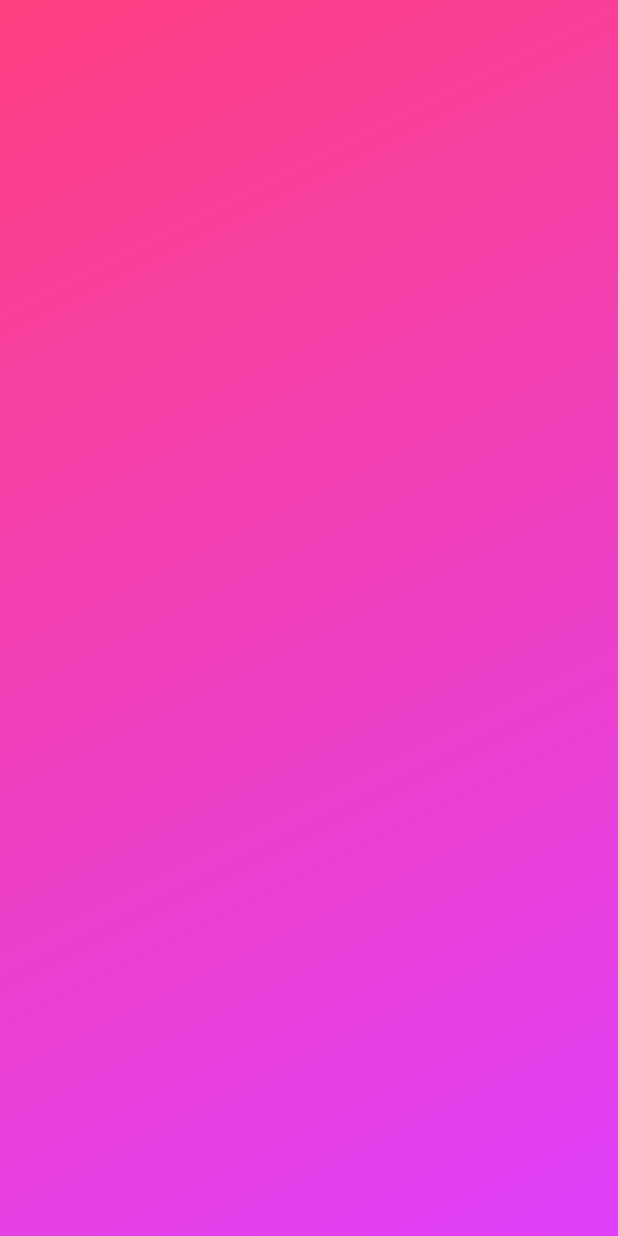
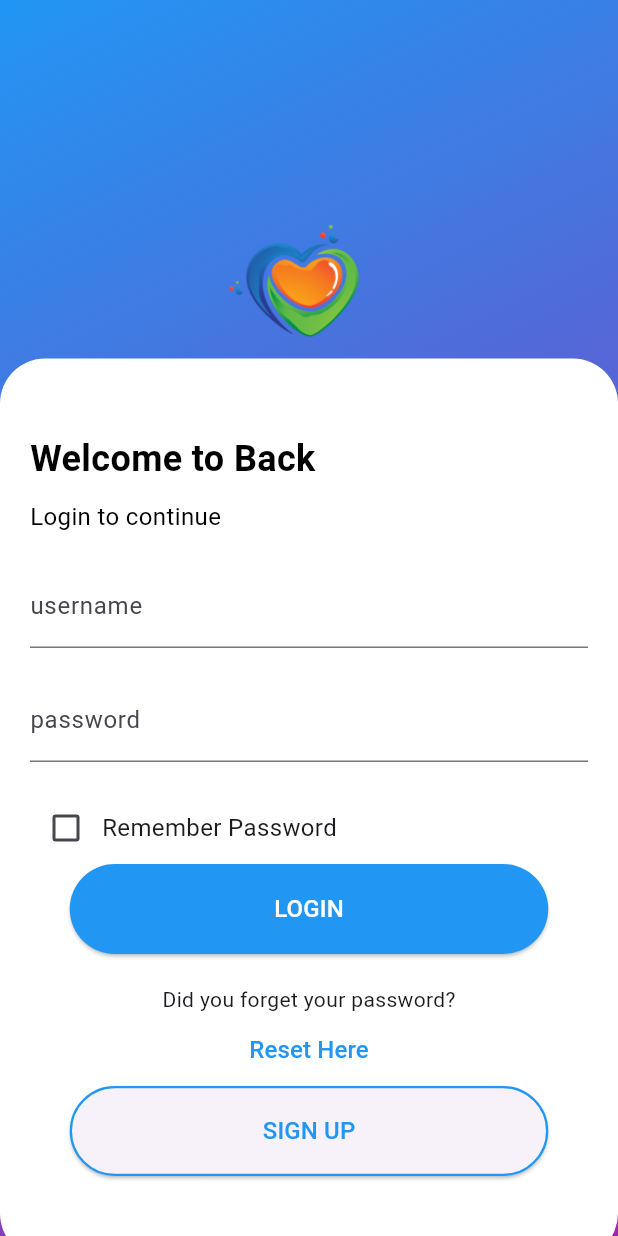
Before and after one commit to nguynbao/Dating_App_Mobile, a Flutter app: the screen it shows after launch, on a phone screen of 412 x 824 dp. Run offline on Flutter 3.47's test engine with Material 3 defaults, Android fonts, the phone set to English and light mode, and no system bars.

Commit message:
done Login

```diff
--- a/Fontend/lib/features/home/view/Login/Login.dart
+++ b/Fontend/lib/features/home/view/Login/Login.dart
@@ -8,20 +8,168 @@ class Login extends StatefulWidget {
 }
 
 class _LoginState extends State<Login> {
+  bool _rememberPassword = false; // Biến để lưu trạng thái checkbox
   @override
   Widget build(BuildContext context) {
     return Scaffold(
-      body: Container(
+      body: Stack(
+        children: [
+          Container(
             decoration: BoxDecoration(
               gradient: LinearGradient(
                 colors: [
-              Colors.pinkAccent,
-              Colors.purpleAccent,
-            ],
+                  Colors.blue.shade500,
+                  Colors.purple.shade500,
+                ], // Tùy chỉnh màu nền gradient
                 begin: Alignment.topLeft,
                 end: Alignment.bottomRight,
               ),
             ),
-    ));
+          ),
+          Positioned(
+            top: 150,
+            left: 20,
+            right: 20,
+            child: Center(
+              child: Image.asset(
+                'assets/images/Logo_main.png',
+                width: 170,
+                height: 113,
+              ),
+            ),
+          ),
+          Positioned(
+            bottom: -15,
+            left: 0,
+            right: 0,
+            child: Container(
+              width: double.infinity,
+              height: 600,
+              decoration: BoxDecoration(
+                color: Colors.white,
+                borderRadius: BorderRadius.circular(30),
+              ),
+              child: Padding(
+                padding: const EdgeInsets.only(top: 50, left: 20, right: 20),
+                child: Column(
+                  mainAxisAlignment: MainAxisAlignment.start,
+                  crossAxisAlignment: CrossAxisAlignment.start,
+                  children: <Widget>[
+                    const Text(
+                      'Welcome to Back',
+                      style: TextStyle(
+                        fontSize: 24,
+                        fontWeight: FontWeight.bold,
+                        color: Colors.black,
+                      ),
+                    ),
+                    const SizedBox(height: 10),
+                    Text(
+                      'Login to continue',
+                      style: TextStyle(fontSize: 16, color: Colors.black),
+                    ),
+                    const SizedBox(height: 20),
+                    TextField(
+                      decoration: InputDecoration(
+                        labelText: 'username',
+                        border: null,
+                      ),
+                    ),
+                    const SizedBox(height: 20),
+                    TextField(
+                      decoration: InputDecoration(
+                        labelText: 'password',
+                        border: null,
+                      ),
+                    ),
+                    const SizedBox(height: 20),
+                    Row(
+                      children: [
+                        Checkbox(
+                          value: _rememberPassword,
+                          onChanged: (bool? newValue) {
+                            setState(() {
+                              _rememberPassword = newValue!;
+                            });
+                          },
+                        ),
+                        const Text(
+                          'Remember Password',
+                          style: TextStyle(fontSize: 16),
+                        ),
+                      ],
+                    ),
+                    Center(
+                      child: ElevatedButton(
+                        onPressed: () {
+                          // Xử lý sự kiện khi nút được nhấn
+                        },
+                        style: ElevatedButton.styleFrom(
+                          minimumSize: const Size(319, 60),
+                          backgroundColor: Colors.blue.shade500,
+                          shape: RoundedRectangleBorder(
+                            borderRadius: BorderRadius.circular(30),
+                          ),
+                        ),
+                        child: Text(
+                          'LOGIN',
+                          style: TextStyle(fontSize: 16, color: Colors.white),
+                        ),
+                      ),
+                    ),
+
+                    const SizedBox(height: 20),
+                    Center(
+                      child: Column(
+                        children: [
+                          Text("Did you forget your password?"),
+                          TextButton(
+                            onPressed: () {
+                              // Xử lý sự kiện khi nút được nhấn
+                            },
+                            child: Text(
+                              'Reset Here',
+                              style: TextStyle(
+                                fontSize: 16,
+                                color: Colors.blue.shade500,
+                              ),
+                            ),
+                          ),
+                        ],
+                      ),
+                    ),
+
+                    Center(
+                      child: ElevatedButton(
+                        onPressed: () {
+                          // Xử lý sự kiện khi nút được nhấn
+                        },
+                        style: ElevatedButton.styleFrom(
+                          minimumSize: const Size(319, 60),
+                          shape: RoundedRectangleBorder(
+                            side: const BorderSide(
+                              color: Colors.blue,
+                              width: 1.5,
+                            ),
+                            borderRadius: BorderRadius.circular(30),
+                          ),
+                        ),
+                        child: Text(
+                          'SIGN UP',
+                          style: TextStyle(fontSize: 16, color: Colors.blue),
+                        ),
+                      ),
+                    ),
+
+                    const SizedBox(height: 20),
+                    Center(),
+                  ],
+                ),
+              ),
+            ),
+          ),
+        ],
+      ),
+    );
   }
 }
```
Lines whose indentation alone changed are shown as unchanged.
